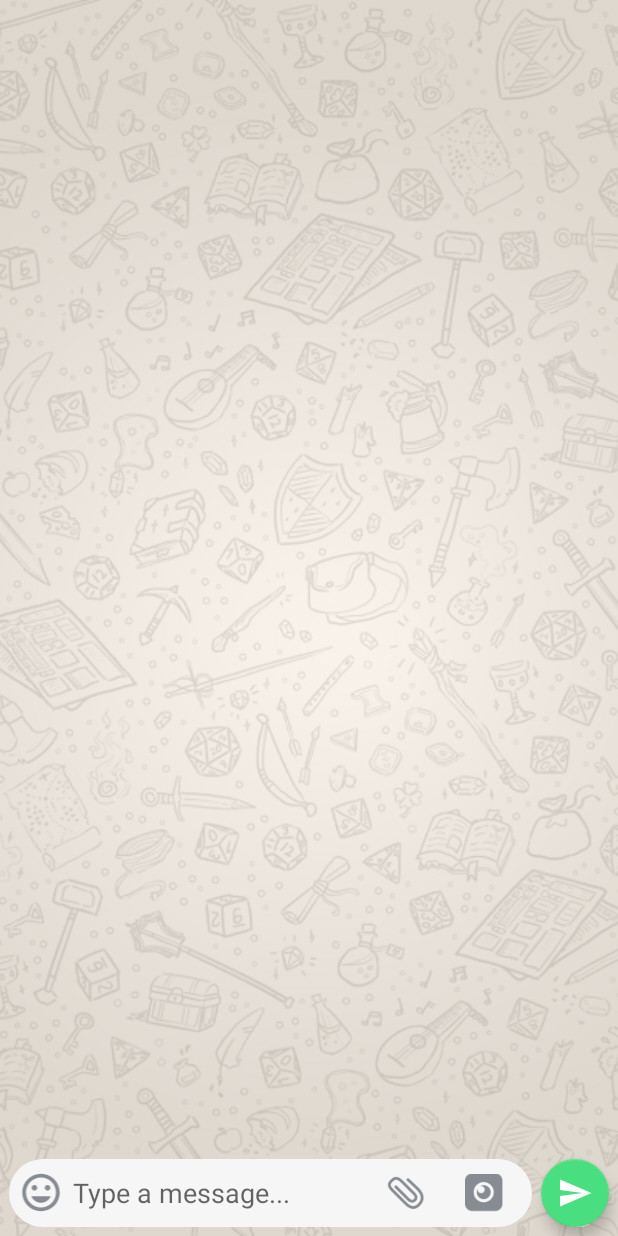
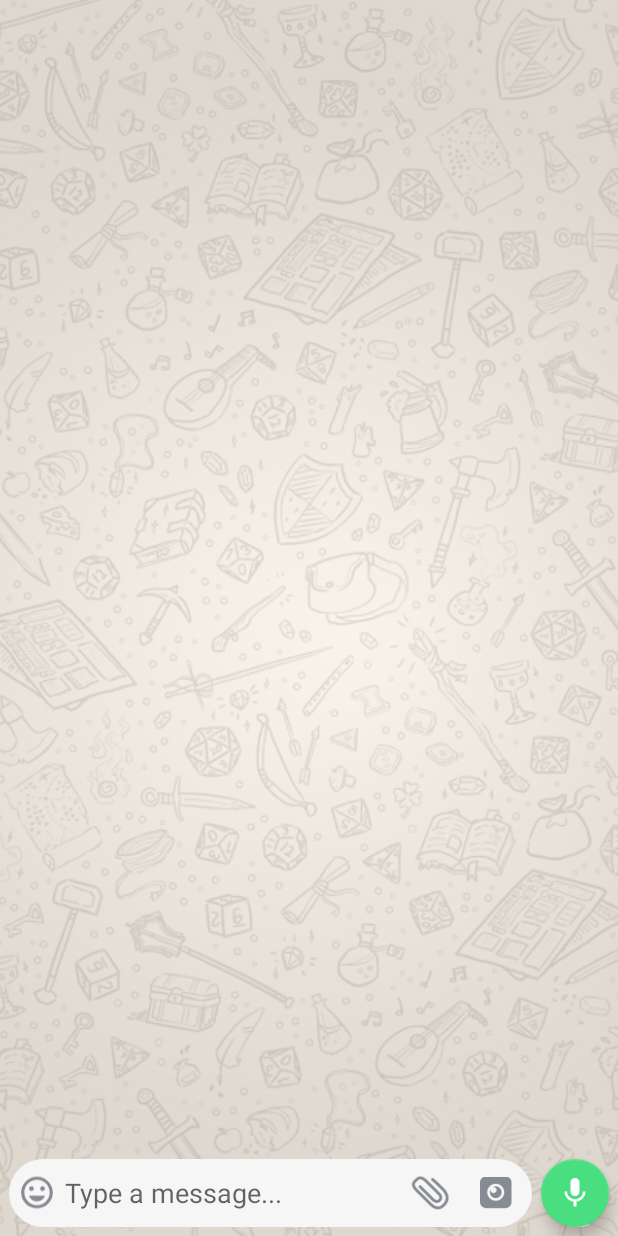
Before and after one commit to Diogo-Menezes/whatsapp-clone-demo, an Android app: the layout activity_new_chat.xml on its own in the app's theme, with its tools: preview values and no code run, on a phone screen of 412 x 824 dp. Run offline under Robolectric (Android 15) with nearby library versions, the phone set to English and light mode, and no system bars.

Commit message:
Add textwatcher and animation in ChatActivity..

```diff
--- /dev/null
+++ b/app/src/main/res/drawable/ic_mic.xml
@@ -0,0 +1,5 @@
+<vector android:height="24dp" android:tint="#FFFFFF"
+    android:viewportHeight="24.0" android:viewportWidth="24.0"
+    android:width="24dp" xmlns:android="http://schemas.android.com/apk/res/android">
+    <path android:fillColor="#FF000000" android:pathData="M12,14c1.66,0 2.99,-1.34 2.99,-3L15,5c0,-1.66 -1.34,-3 -3,-3S9,3.34 9,5v6c0,1.66 1.34,3 3,3zM17.3,11c0,3 -2.54,5.1 -5.3,5.1S6.7,14 6.7,11L5,11c0,3.41 2.72,6.23 6,6.72L11,21h2v-3.28c3.28,-0.48 6,-3.3 6,-6.72h-1.7z"/>
+</vector>
--- a/app/src/main/res/layout/activity_chat.xml
+++ b/app/src/main/res/layout/activity_chat.xml
@@ -44,7 +44,7 @@
         android:layout_height="wrap_content"
         android:layout_margin="8dp"
         android:onClick="sendMessage"
-        android:src="@drawable/ic_send_24dp"
+        android:src="@drawable/ic_send"
         app:layout_constraintBottom_toBottomOf="parent"
         app:layout_constraintEnd_toEndOf="parent"
         app:layout_constraintTop_toBottomOf="@+id/userListView" />
--- a/app/src/main/res/layout/activity_new_chat.xml
+++ b/app/src/main/res/layout/activity_new_chat.xml
@@ -20,14 +20,13 @@
 
     <androidx.recyclerview.widget.RecyclerView
         android:id="@+id/chatRecView"
-        android:layout_width="match_parent"
-        android:layout_height="match_parent"
-        android:paddingBottom="55dp"
-        app:layout_constraintBottom_toBottomOf="parent"
+        android:layout_width="0dp"
+        android:layout_height="0dp"
         app:layout_constraintEnd_toEndOf="parent"
-        app:layout_constraintHorizontal_bias="0.0"
+        app:layout_constraintHorizontal_bias="0.6"
         app:layout_constraintStart_toStartOf="parent"
-        app:layout_constraintTop_toTopOf="parent" />
+        app:layout_constraintTop_toTopOf="parent"
+        app:layout_constraintBottom_toTopOf="@id/sendMessageLayout"/>
 
     <LinearLayout
         android:id="@+id/sendMessageLayout"
@@ -35,52 +34,55 @@
         android:layout_height="45dp"
         android:layout_margin="6dp"
         android:background="@drawable/chat_elipse"
+        android:minHeight="45dp"
         android:orientation="horizontal"
         android:weightSum="100"
         app:layout_constraintBottom_toBottomOf="parent"
         app:layout_constraintEnd_toStartOf="@id/floatingActionButton"
-        app:layout_constraintStart_toStartOf="parent">
+        app:layout_constraintStart_toStartOf="parent"
+        app:layout_constraintTop_toBottomOf="@id/chatRecView">
 
         <ImageView
             android:id="@+id/emojiImage"
-            android:layout_width="0dp"
+            android:layout_width="25dp"
             android:layout_height="30dp"
             android:layout_gravity="center"
             android:layout_margin="6dp"
-            android:layout_weight="10"
+
             android:src="@drawable/ic_insert_emoticon" />
 
         <EditText
             android:id="@+id/messageEdit"
             android:layout_width="0dp"
-            android:layout_height="45dp"
-            android:layout_weight="65"
+            android:layout_height="wrap_content"
+            android:layout_weight="95"
             android:background="@android:color/transparent"
             android:hint="Type a message..."
-            android:inputType="textPersonName" />
+            android:inputType="textImeMultiLine"
+            android:maxLength="20"
+            android:minHeight="45dp" />
 
         <ImageView
             android:id="@+id/attachImage"
-            android:layout_width="0dp"
+            android:layout_width="25dp"
             android:layout_height="30dp"
             android:layout_gravity="center"
             android:layout_margin="6dp"
-            android:layout_weight="8
-"
             android:src="@drawable/ic_attach" />
 
         <View
             android:layout_width="0dp"
             android:layout_height="wrap_content"
-            android:layout_weight="5" />
+            android:layout_weight="2" />
 
         <ImageView
             android:id="@+id/camImage"
-            android:layout_width="0dp"
+            android:layout_width="25dp"
             android:layout_height="30dp"
             android:layout_gravity="center"
             android:layout_margin="6dp"
-            android:layout_weight="8"
+            android:paddingStart="4dp"
+            android:paddingLeft="4dp"
             android:src="@drawable/ic_cam" />
 
 
@@ -96,7 +98,7 @@
         android:layout_marginRight="6dp"
         android:layout_marginBottom="6dp"
         android:onClick="sendMessage"
-        android:src="@drawable/ic_send_24dp"
+        android:src="@drawable/ic_mic"
         app:fabCustomSize="45dp"
         app:layout_constraintBottom_toBottomOf="parent"
         app:layout_constraintEnd_toEndOf="parent" />
```
Also changed, not shown: app/src/main/java/com/diogomenezes/whatsappclonedemo/ChatActivity.java (+35 -11 lines), app/src/main/res/drawable-v21/ic_send.xml (renamed from app/src/main/res/drawable-v21/ic_send_24dp.xml), app/src/main/res/drawable/ic_send.xml (renamed from app/src/main/res/drawable/ic_send_24dp.xml).
